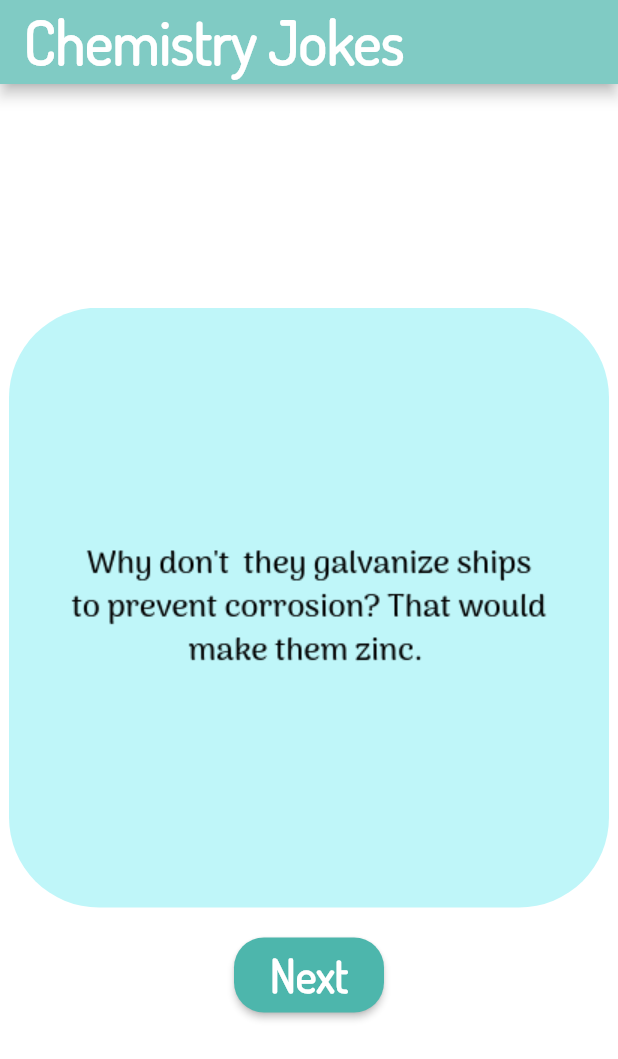
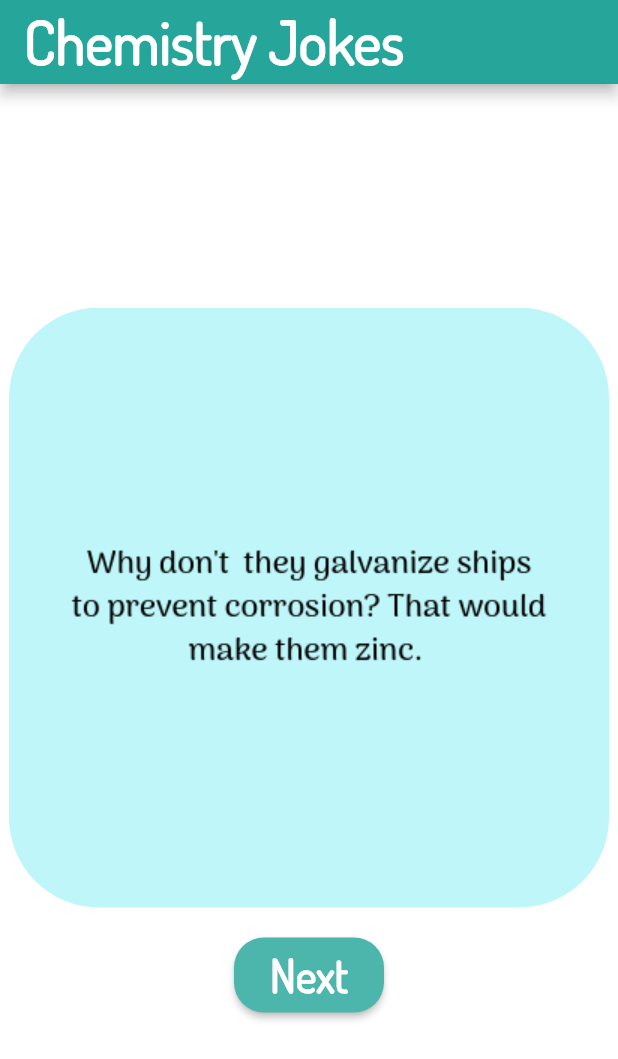
Before and after one commit to sngeorge27/Chemistry-Jokes, a Flutter app: the screen it shows after launch, on a phone screen of 412 x 824 dp. Shown: the top 1059 px of the screen. Run offline on Flutter 3.47's test engine with Material 2 defaults, Android fonts, the phone set to English and light mode, and no system bars.

Commit message:
changed app bar color

```diff
--- a/lib/main.dart
+++ b/lib/main.dart
@@ -11,7 +11,7 @@ class MainPage extends StatelessWidget {
     return Scaffold(
       backgroundColor: Colors.white,
       appBar: AppBar(
-        backgroundColor: Colors.teal[200],
+        backgroundColor: Colors.teal[400],
         title: Text(
           'Chemistry Jokes',
           style: TextStyle(
```
